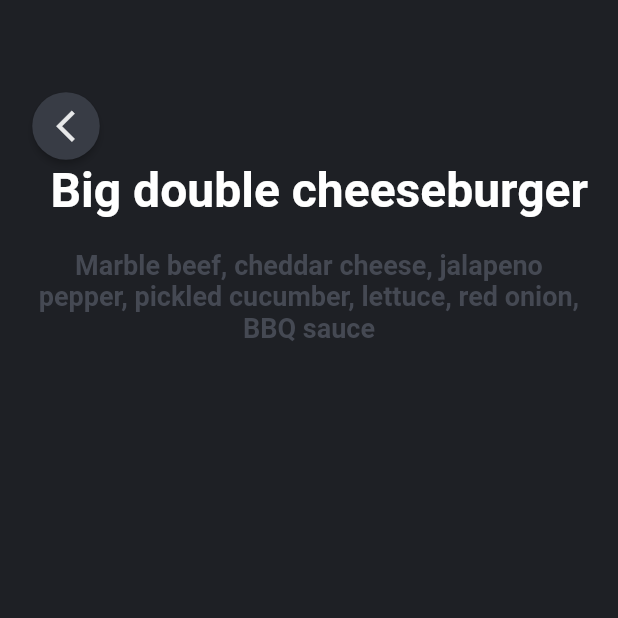
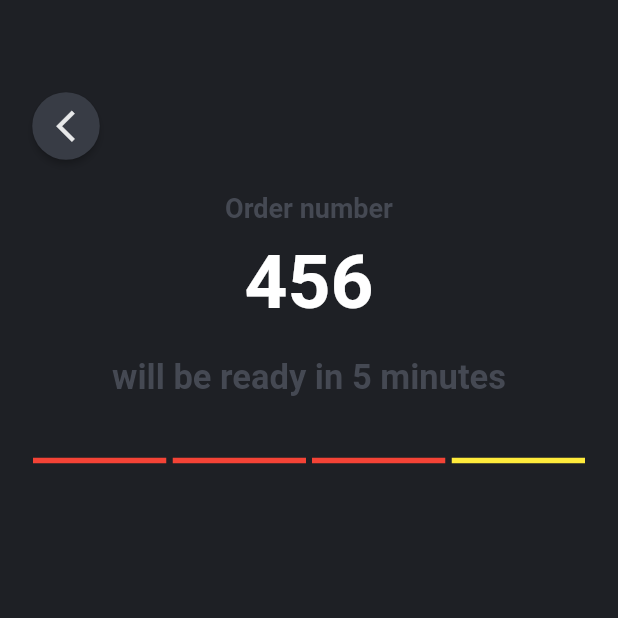
Before and after one commit to tanyarajhans/restaurant_ui_flutter, a Flutter app: the OrderScreen screen opened by its route, on a phone screen of 412 x 824 dp, the top half of it. Run offline on Flutter 3.47's test engine with Material 2 defaults, Android fonts, the phone set to English and light mode, and no system bars; drawn by our look-alikes of step_progress_indicator.

Commit message:
Added Step Indicator

```diff
--- a/lib/order_screen.dart
+++ b/lib/order_screen.dart
@@ -1,6 +1,7 @@
 
 
 import 'package:flutter/material.dart';
+import 'package:step_progress_indicator/step_progress_indicator.dart';
 
 class OrderScreen extends StatelessWidget {
 
@@ -12,7 +13,7 @@ class OrderScreen extends StatelessWidget {
         margin: EdgeInsets.only(top: 60.0, left: 20.0, right: 20.0),
               child: Column(
                   mainAxisAlignment: MainAxisAlignment.start,
-                crossAxisAlignment: CrossAxisAlignment.end,
+                crossAxisAlignment: CrossAxisAlignment.center,
                 children: <Widget>[
                   Align(
                     alignment: Alignment.topLeft,
@@ -28,18 +29,33 @@ class OrderScreen extends StatelessWidget {
                         shape: CircleBorder(),
                       ),
                     ),
-                    Text('Big double cheeseburger',
+                    SizedBox(
+                           height: 20.0
+                         ),
+                    Text('Order number',
                          textAlign: TextAlign.center,
-                         style: TextStyle(color: Colors.white, fontSize: 32.0, fontWeight: FontWeight.bold)),
+                         style: TextStyle(color: Color(0xff454953),  fontSize: 18.0, fontWeight: FontWeight.w600)),
+                         SizedBox(
+                           height: 10.0
+                         ),
+                    Text('456',
+                         textAlign: TextAlign.center,
+                         style: TextStyle(color: Colors.white, fontSize: 50.0, fontWeight: FontWeight.bold)),
                          SizedBox(
                            height: 20.0
                          ),
-                         Text('Marble beef, cheddar cheese, jalapeno pepper, pickled cucumber, lettuce, red onion, BBQ sauce',
+                         Text('will be ready in 5 minutes',
                          textAlign: TextAlign.center,
-                         style: TextStyle(color: Color(0xff454953),  fontSize: 18.0, fontWeight: FontWeight.w600)),
+                         style: TextStyle(color: Color(0xff454953),  fontSize: 23.0, fontWeight: FontWeight.w600)),
                          SizedBox(
-                           height: 20.0
+                           height: 40.0
                          ),
+                         StepProgressIndicator(
+    totalSteps: 4,
+    currentStep: 3,
+    selectedColor: Colors.red,
+    unselectedColor: Colors.yellow,
+)
                 ]
               )
       )
--- a/pubspec.yaml
+++ b/pubspec.yaml
@@ -35,6 +35,7 @@ dependencies:
   # Use with the CupertinoIcons class for iOS style icons.
   cupertino_icons: ^1.0.2
   fluttericon: ^2.0.0
+  step_progress_indicator: ^1.0.2
 
 dev_dependencies:
   flutter_test:
```
Also changed, not shown: pubspec.lock.
